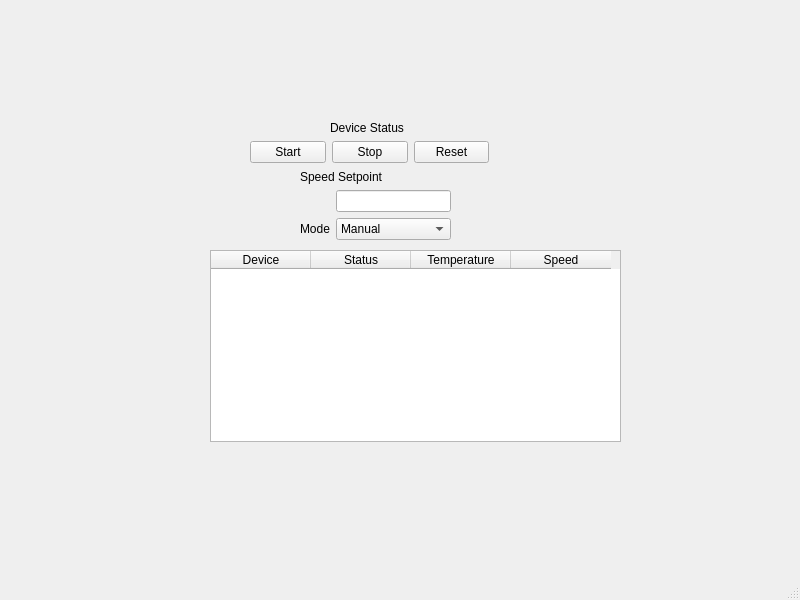
Above: mainwindow.ui from P1ko0/industrial-device-monitor before the change. Below: the same form after it.
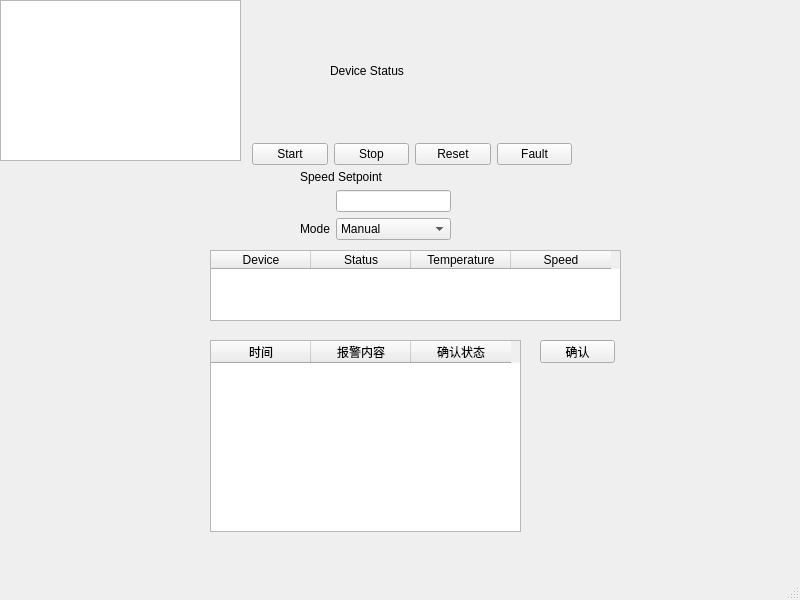
That is the form after the change.

Commit message: Add alarm acknowledgment and UI and file logging

Diff of the .ui file:
```diff
--- a/mainwindow.ui
+++ b/mainwindow.ui
@@ -18,9 +18,9 @@
     <property name="geometry">
      <rect>
       <x>330</x>
-      <y>120</y>
-      <width>77</width>
-      <height>16</height>
+      <y>40</y>
+      <width>81</width>
+      <height>61</height>
      </rect>
     </property>
     <property name="text">
@@ -33,7 +33,7 @@
       <x>210</x>
       <y>250</y>
       <width>411</width>
-      <height>192</height>
+      <height>71</height>
      </rect>
     </property>
     <column>
@@ -57,39 +57,6 @@
      </property>
     </column>
    </widget>
-   <widget class="QWidget" name="layoutWidget">
-    <property name="geometry">
-     <rect>
-      <x>250</x>
-      <y>140</y>
-      <width>239</width>
-      <height>25</height>
-     </rect>
-    </property>
-    <layout class="QHBoxLayout" name="horizontalLayout">
-     <item>
-      <widget class="QPushButton" name="startButton">
-       <property name="text">
-        <string>Start</string>
-       </property>
-      </widget>
-     </item>
-     <item>
-      <widget class="QPushButton" name="stopButton">
-       <property name="text">
-        <string>Stop</string>
-       </property>
-      </widget>
-     </item>
-     <item>
-      <widget class="QPushButton" name="resetButton">
-       <property name="text">
-        <string>Reset</string>
-       </property>
-      </widget>
-     </item>
-    </layout>
-   </widget>
    <widget class="QWidget" name="layoutWidget">
     <property name="geometry">
      <rect>
@@ -133,6 +100,106 @@
      </item>
     </layout>
    </widget>
+   <widget class="QTableWidget" name="tableAlarm">
+    <property name="geometry">
+     <rect>
+      <x>210</x>
+      <y>340</y>
+      <width>311</width>
+      <height>192</height>
+     </rect>
+    </property>
+    <property name="selectionMode">
+     <enum>QAbstractItemView::SelectionMode::ExtendedSelection</enum>
+    </property>
+    <property name="selectionBehavior">
+     <enum>QAbstractItemView::SelectionBehavior::SelectItems</enum>
+    </property>
+    <property name="columnCount">
+     <number>3</number>
+    </property>
+    <column>
+     <property name="text">
+      <string>时间</string>
+     </property>
+    </column>
+    <column>
+     <property name="text">
+      <string>报警内容</string>
+     </property>
+    </column>
+    <column>
+     <property name="text">
+      <string>确认状态</string>
+     </property>
+    </column>
+   </widget>
+   <widget class="QPushButton" name="ackButton">
+    <property name="geometry">
+     <rect>
+      <x>540</x>
+      <y>340</y>
+      <width>75</width>
+      <height>23</height>
+     </rect>
+    </property>
+    <property name="text">
+     <string>确认</string>
+    </property>
+   </widget>
+   <widget class="QPlainTextEdit" name="logEdit">
+    <property name="geometry">
+     <rect>
+      <x>0</x>
+      <y>0</y>
+      <width>241</width>
+      <height>161</height>
+     </rect>
+    </property>
+    <property name="readOnly">
+     <bool>true</bool>
+    </property>
+   </widget>
+   <widget class="QWidget" name="">
+    <property name="geometry">
+     <rect>
+      <x>252</x>
+      <y>142</y>
+      <width>320</width>
+      <height>25</height>
+     </rect>
+    </property>
+    <layout class="QHBoxLayout" name="horizontalLayout">
+     <item>
+      <widget class="QPushButton" name="startButton">
+       <property name="text">
+        <string>Start</string>
+       </property>
+      </widget>
+     </item>
+     <item>
+      <widget class="QPushButton" name="stopButton">
+       <property name="text">
+        <string>Stop</string>
+       </property>
+      </widget>
+     </item>
+     <item>
+      <widget class="QPushButton" name="resetButton">
+       <property name="text">
+        <string>Reset</string>
+       </property>
+      </widget>
+     </item>
+     <item>
+      <widget class="QPushButton" name="faultButton">
+       <property name="text">
+        <string>Fault</string>
+       </property>
+      </widget>
+     </item>
+    </layout>
+   </widget>
   </widget>
   <widget class="QMenuBar" name="menubar">
    <property name="geometry">
```
The commit also changes 6 other files.
